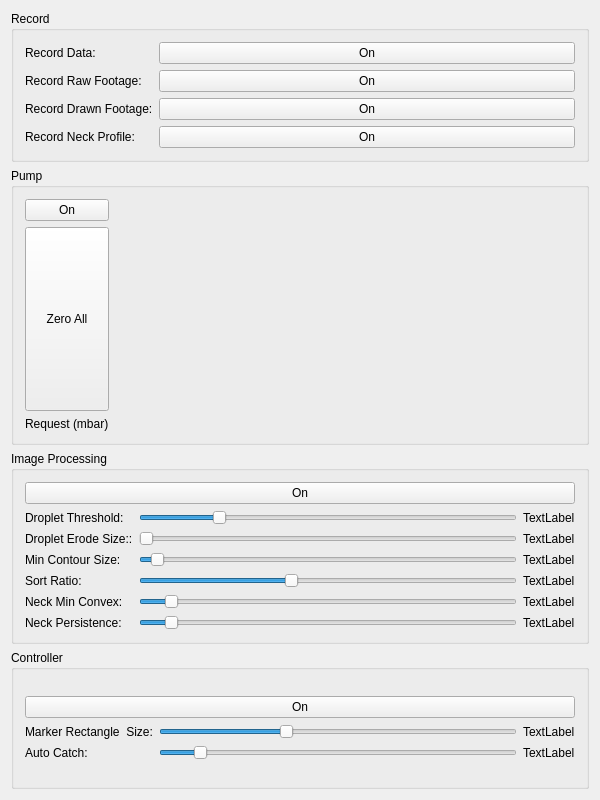
Before: the Qt Designer form EVA00/ueva/dashboard.ui in DaveSketchySpeedway/RoboDrop, drawn with Qt 5.
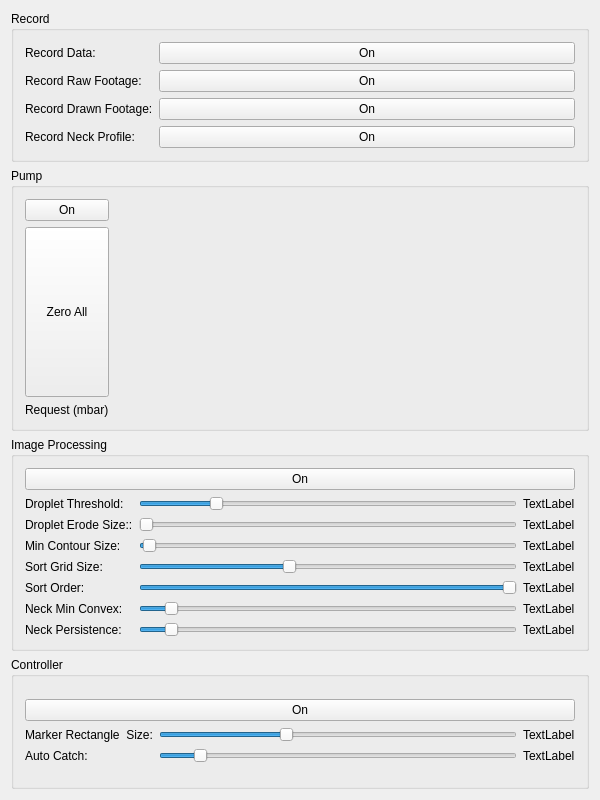
After: the same form once the commit is applied.

Commit message: grid sort, untested

Patch:
```diff
--- a/EVA00/ueva/dashboard.ui
+++ b/EVA00/ueva/dashboard.ui
@@ -224,14 +224,14 @@
             </property>
            </widget>
           </item>
-          <item row="5" column="0">
+          <item row="6" column="0">
            <widget class="QLabel" name="label_9">
             <property name="text">
              <string>Neck Min Convex:</string>
             </property>
            </widget>
           </item>
-          <item row="5" column="1">
+          <item row="6" column="1">
            <widget class="QSlider" name="convexSizeSlider">
             <property name="minimum">
              <number>0</number>
@@ -250,7 +250,7 @@
             </property>
            </widget>
           </item>
-          <item row="5" column="2">
+          <item row="6" column="2">
            <widget class="QLabel" name="convexSizeLabel">
             <property name="text">
              <string>TextLabel</string>
@@ -267,10 +267,10 @@
           <item row="1" column="1">
            <widget class="QSlider" name="threshSlider">
             <property name="minimum">
-             <number>0</number>
+             <number>1</number>
             </property>
             <property name="maximum">
-             <number>99</number>
+             <number>100</number>
             </property>
             <property name="pageStep">
              <number>1</number>
@@ -283,17 +283,24 @@
             </property>
            </widget>
           </item>
+          <item row="7" column="2">
+           <widget class="QLabel" name="persistenceLabel">
+            <property name="text">
+             <string>TextLabel</string>
+            </property>
+           </widget>
+          </item>
           <item row="4" column="0">
            <widget class="QLabel" name="label_10">
             <property name="text">
-             <string>Sort Ratio:</string>
+             <string>Sort Grid Size:</string>
             </property>
            </widget>
           </item>
           <item row="4" column="1">
            <widget class="QSlider" name="sortRatioSlider">
             <property name="minimum">
-             <number>0</number>
+             <number>1</number>
             </property>
             <property name="maximum">
              <number>100</number>
@@ -340,13 +347,13 @@
           <item row="3" column="1">
            <widget class="QSlider" name="contourSizeSlider">
             <property name="minimum">
-             <number>0</number>
+             <number>1</number>
             </property>
             <property name="maximum">
              <number>1000</number>
             </property>
             <property name="value">
-             <number>30</number>
+             <number>10</number>
             </property>
             <property name="orientation">
              <enum>Qt::Horizontal</enum>
@@ -360,14 +367,14 @@
             </property>
            </widget>
           </item>
-          <item row="6" column="0">
+          <item row="7" column="0">
            <widget class="QLabel" name="label_13">
             <property name="text">
              <string>Neck Persistence:</string>
             </property>
            </widget>
           </item>
-          <item row="6" column="1">
+          <item row="7" column="1">
            <widget class="QSlider" name="persistenceSlider">
             <property name="minimum">
              <number>0</number>
@@ -386,8 +393,34 @@
             </property>
            </widget>
           </item>
-          <item row="6" column="2">
-           <widget class="QLabel" name="persistenceLabel">
+          <item row="5" column="1">
+           <widget class="QSlider" name="sortOrderSlider">
+            <property name="minimum">
+             <number>0</number>
+            </property>
+            <property name="maximum">
+             <number>1</number>
+            </property>
+            <property name="pageStep">
+             <number>1</number>
+            </property>
+            <property name="value">
+             <number>1</number>
+            </property>
+            <property name="orientation">
+             <enum>Qt::Horizontal</enum>
+            </property>
+           </widget>
+          </item>
+          <item row="5" column="0">
+           <widget class="QLabel" name="label_14">
+            <property name="text">
+             <string>Sort Order:</string>
+            </property>
+           </widget>
+          </item>
+          <item row="5" column="2">
+           <widget class="QLabel" name="sortOrderLabel">
             <property name="text">
              <string>TextLabel</string>
             </property>
```
Left out of the diff: 4 changed lines with no effect on the pictures. The commit also changes 9 other files.
